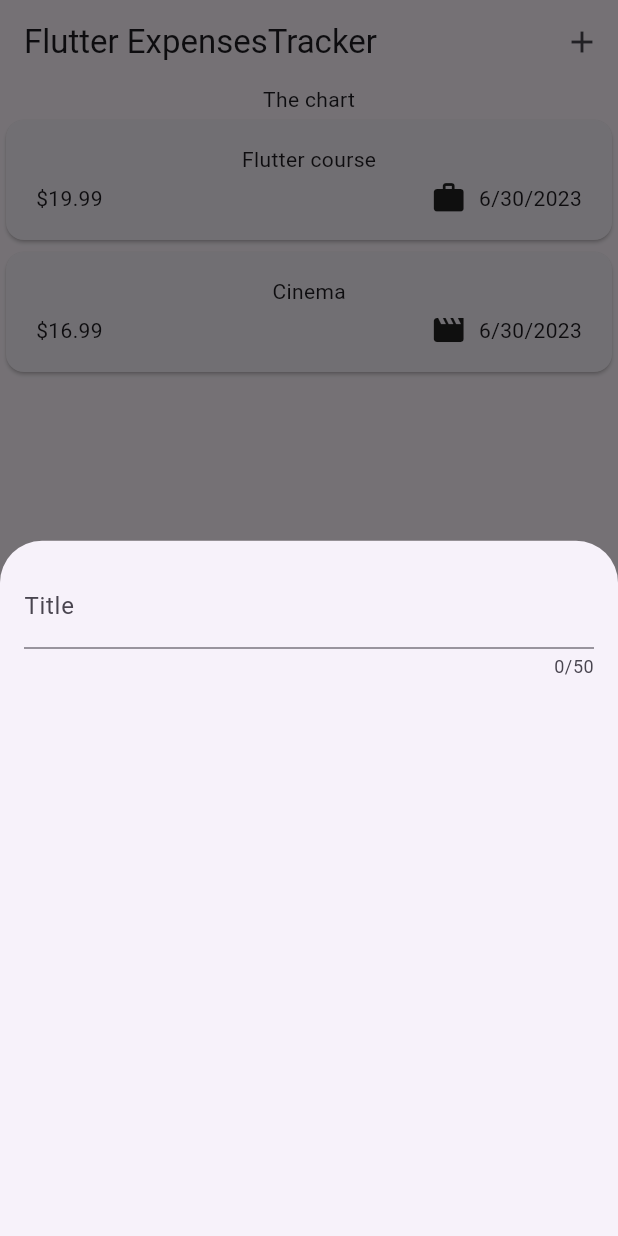
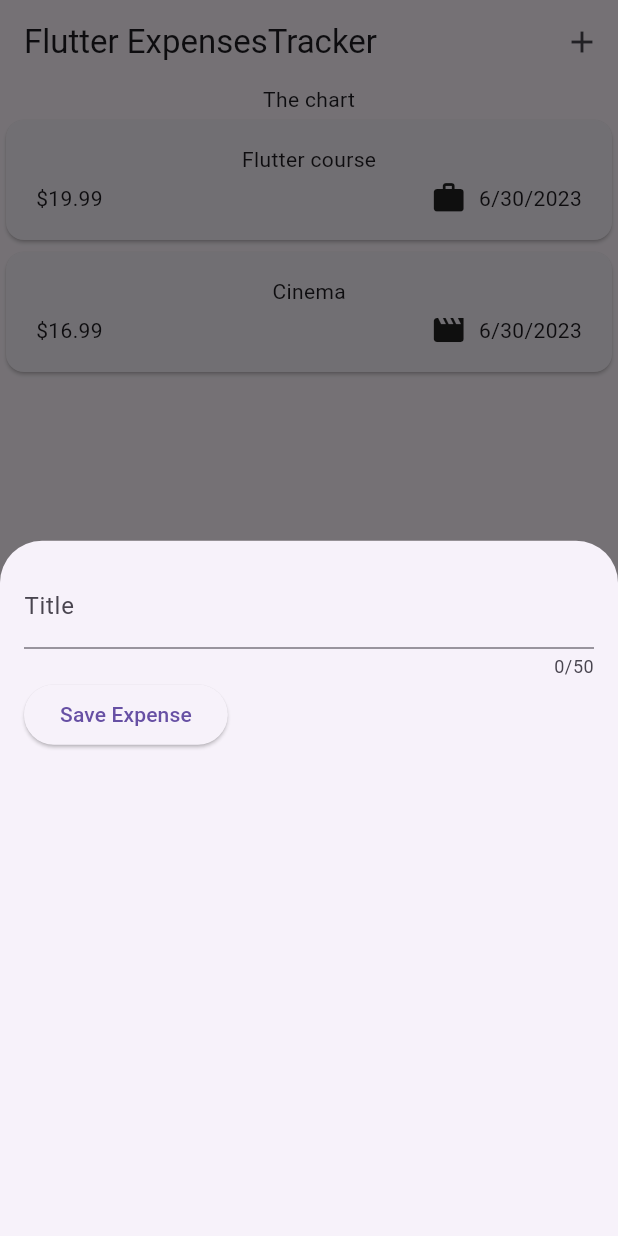
Before and after one commit to wemali05/expenses-tracker, a Flutter app: the screen it shows after launch, after a tap on the "add" icon, on a phone screen of 412 x 824 dp. Run offline on Flutter 3.47's test engine with Material 2 defaults, Android fonts, the phone set to English and light mode, and no system bars.

Commit message:
getting user input on every keystroke

```diff
--- a/lib/widgets/new_expense.dart
+++ b/lib/widgets/new_expense.dart
@@ -1,5 +1,4 @@
 import 'package:flutter/material.dart';
-import 'package:flutter/widgets.dart';
 
 class NewExpense extends StatefulWidget {
   const NewExpense({super.key});
@@ -11,18 +10,35 @@ class NewExpense extends StatefulWidget {
 }
 
 class _NewExpenseState extends State<NewExpense> {
+  var _enteredTitle = '';
+
+  void _saveTitleInput(String inputValue) {
+    _enteredTitle = inputValue;
+  }
+
   @override
   Widget build(BuildContext context) {
-    return const Padding(
-      padding: EdgeInsets.all(16),
+    return Padding(
+      padding: const EdgeInsets.all(16),
       child: Column(
         children: [
           TextField(
+            onChanged: _saveTitleInput,
             maxLength: 50,
-            decoration: InputDecoration(
+            decoration: const InputDecoration(
               label: Text('Title'),
             ),
           ),
+          Row(
+            children: [
+              ElevatedButton(
+                onPressed: () {
+                  print(_enteredTitle);
+                },
+                child: const Text('Save Expense'),
+              ),
+            ],
+          )
         ],
       ),
     );
```
